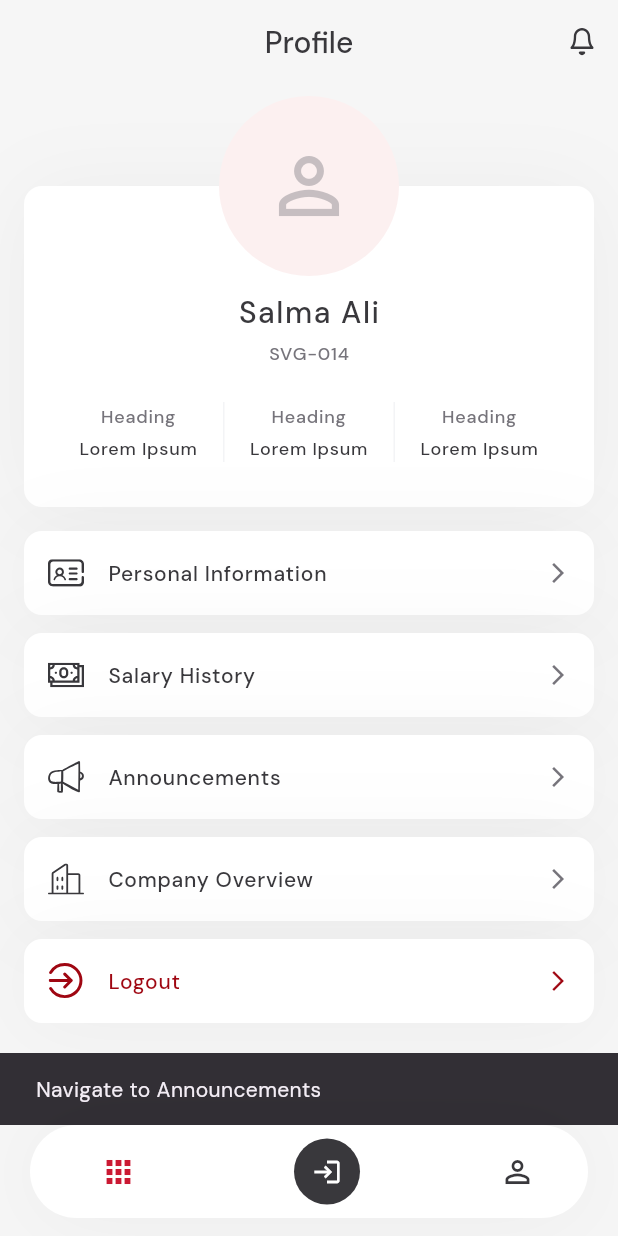
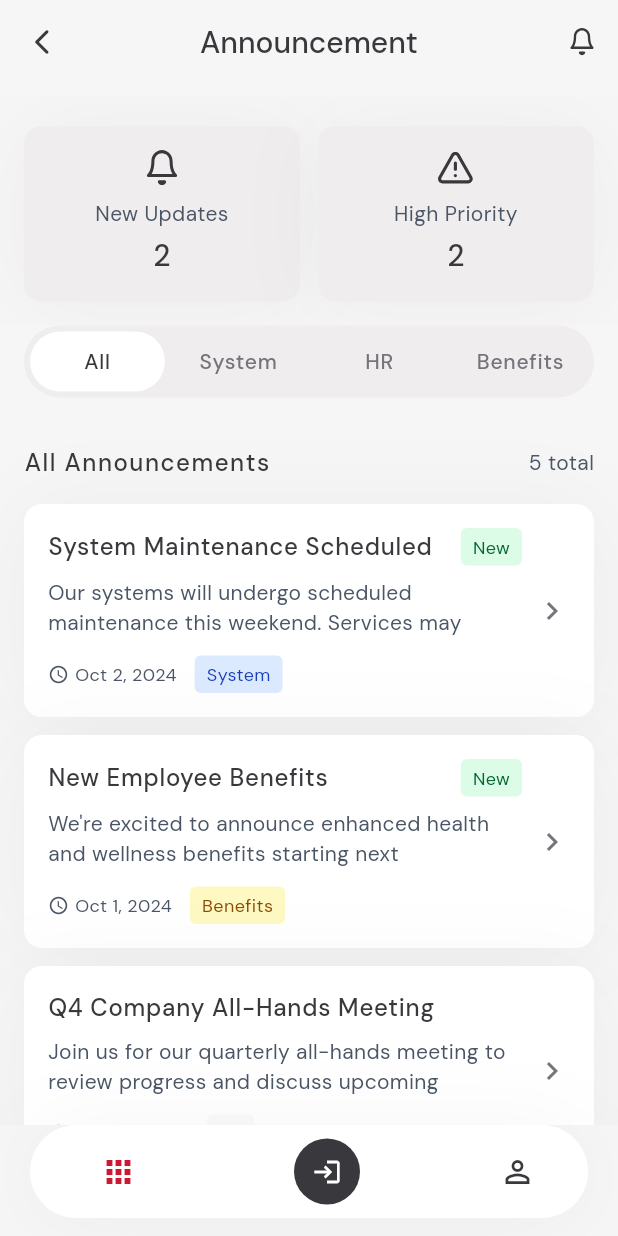
Before and after one commit to salma-al/smartvision-mobile-app, a Flutter app: the screen it shows after launch, item 3 of the bottom bar chosen, after a tap on "Announcements", on a phone screen of 412 x 824 dp. Run offline on Flutter 3.47's test engine with Material 3 defaults, Android fonts, the light colour scheme and no system bars; our stand-ins replace flutter_svg, google_fonts.

Commit message:
style(company): UI tweaks

```diff
--- a/lib/constants/app_constants.dart
+++ b/lib/constants/app_constants.dart
@@ -14,6 +14,7 @@ enum CompanyTheme {
 
 class AppColors {
   static const Color backgroundColor = Color(0xFFF6F6F6);
+  static const Color darkBackgroundColor = Color(0xFFEFEDED);
   static const Color darkText = Color(0xFF39383C);
   static const Color lightText = Color(0xFF76747B);
   static const Color white = Color(0xFFFFFFFF);
--- /dev/null
+++ b/lib/pages/announcements_page.dart
@@ -0,0 +1,371 @@
+import 'package:flutter/material.dart';
+import 'package:flutter_svg/flutter_svg.dart';
+import '../constants/app_constants.dart';
+import '../widgets/base_scaffold.dart';
+import '../widgets/secondary_app_bar.dart';
+import 'announcement_detail_page.dart';
+
+class AnnouncementsPage extends StatefulWidget {
+  const AnnouncementsPage({super.key});
+
+  @override
+  State<AnnouncementsPage> createState() => _AnnouncementsPageState();
+}
+
+class _AnnouncementsPageState extends State<AnnouncementsPage> {
+  String selectedTab = 'All';
+
+  final List<Map<String, dynamic>> announcements = [
+    {
+      'title': 'System Maintenance Scheduled',
+      'description': 'Our systems will undergo scheduled maintenance this weekend. Services may',
+      'date': 'Oct 2, 2024',
+      'tag': 'System',
+      'isNew': true,
+      'fullDescription': 'Our systems will undergo scheduled maintenance this weekend. Services may be temporarily unavailable. We apologize for any inconvenience this may cause. The maintenance window is scheduled for Saturday, October 2nd from 2:00 AM to 6:00 AM EST. During this time, you may experience intermittent service disruptions. All systems are expected to be fully operational by 7:00 AM EST.',
+      'attachment': {
+        'name': 'Maintenance_Schedule.pdf',
+        'type': 'PDF Document',
+      },
+    },
+    {
+      'title': 'New Employee Benefits',
+      'description': 'We\'re excited to announce enhanced health and wellness benefits starting next',
+      'date': 'Oct 1, 2024',
+      'tag': 'Benefits',
+      'isNew': true,
+      'fullDescription': 'We\'re excited to announce enhanced health and wellness benefits starting next month. These new benefits include improved healthcare coverage, mental health support, and wellness programs.',
+      'attachment': null,
+    },
+    {
+      'title': 'Q4 Company All-Hands Meeting',
+      'description': 'Join us for our quarterly all-hands meeting to review progress and discuss upcoming',
+      'date': 'Sep 28, 2024',
+      'tag': 'HR',
+      'isNew': false,
+      'fullDescription': 'Join us for our quarterly all-hands meeting to review progress and discuss upcoming initiatives for Q4.',
+      'attachment': null,
+    },
+    {
+      'title': 'Security Policy Updates',
+      'description': 'Important updates to our security policies and procedures. All employees must review and',
+      'date': 'Sep 25, 2024',
+      'tag': 'Security',
+      'isNew': false,
+      'fullDescription': 'Important updates to our security policies and procedures. All employees must review and acknowledge these changes.',
+      'attachment': null,
+    },
+    {
+      'title': 'Employee Recognition Program',
+      'description': 'Introducing our new peer-to-peer recognition program to celebrate outstanding',
+      'date': 'Sep 20, 2024',
+      'tag': 'HR',
+      'isNew': false,
+      'fullDescription': 'Introducing our new peer-to-peer recognition program to celebrate outstanding contributions and achievements.',
+      'attachment': null,
+    },
+  ];
+
+  List<Map<String, dynamic>> get filteredAnnouncements {
+    if (selectedTab == 'All') {
+      return announcements;
+    }
+    return announcements.where((a) => a['tag'] == selectedTab).toList();
+  }
+
+  int get newUpdatesCount =>
+      announcements.where((a) => a['isNew'] == true).length;
+
+  int get highPriorityCount => 2; // Mock data
+
+  @override
+  Widget build(BuildContext context) {
+    return BaseScaffold(
+      backgroundColor: AppColors.backgroundColor,
+      appBar: const SecondaryAppBar(
+        title: 'Announcement',
+        showBackButton: true,
+        notificationCount: 0,
+      ),
+      body: Column(
+        children: [
+          // Stats Section
+          Container(
+            color: AppColors.backgroundColor,
+            padding: const EdgeInsets.fromLTRB(16, 20, 16, 16),
+            child: Row(
+              children: [
+                Expanded(
+                  child: _buildStatCard(
+                    iconPath: 'assets/icons/bell.svg',
+                    label: 'New Updates',
+                    count: newUpdatesCount,
+                  ),
+                ),
+                const SizedBox(width: 12),
+                Expanded(
+                  child: _buildStatCard(
+                    iconPath: 'assets/icons/alert.svg',
+                    label: 'High Priority',
+                    count: highPriorityCount,
+                  ),
+                ),
+              ],
+            ),
+          ),
+
+          // Tabs Section
+          Container(
+            color: AppColors.backgroundColor,
+            padding: const EdgeInsets.fromLTRB(16, 0, 16, 16),
+            child: Container(
+              padding: const EdgeInsets.all(4),
+              decoration: BoxDecoration(
+                color: AppColors.darkBackgroundColor,
+                borderRadius: BorderRadius.circular(100),
+              ),
+              child: Row(
+                children: [
+                  _buildTabButton('All'),
+                  const SizedBox(width: 4),
+                  _buildTabButton('System'),
+                  const SizedBox(width: 4),
+                  _buildTabButton('HR'),
+                  const SizedBox(width: 4),
+                  _buildTabButton('Benefits'),
+                ],
+              ),
+            ),
+          ),
+
+          // List Section
+          Expanded(
+            child: Container(
+              color: AppColors.backgroundColor,
+              child: ListView(
+                padding: const EdgeInsets.all(16),
+                children: [
+                  Row(
+                    mainAxisAlignment: MainAxisAlignment.spaceBetween,
+                    children: [
+                      Text(
+                        'All Announcements',
+                        style: AppTypography.h4(),
+                      ),
+                      Text(
+                        '${filteredAnnouncements.length} total',
+                        style: AppTypography.helperText(),
+                      ),
+                    ],
+                  ),
+                  const SizedBox(height: 16),
+
+                  ...filteredAnnouncements.map((announcement) {
+                    return Padding(
+                      padding: const EdgeInsets.only(bottom: 12),
+                      child: _buildAnnouncementCard(announcement),
+                    );
+                  }).toList(),
+                ],
+              ),
+            ),
+          ),
+        ],
+      ),
+    );
+  }
+
+  Widget _buildStatCard({
+    required String iconPath,
+    required String label,
+    required int count,
+  }) {
+    return Container(
+      padding: const EdgeInsets.all(16),
+      decoration: BoxDecoration(
+        color: AppColors.darkBackgroundColor,
+        borderRadius: BorderRadius.circular(AppBorderRadius.radius12),
+        boxShadow: AppShadows.defaultShadow,
+      ),
+      child: Column(
+        children: [
+          SvgPicture.asset(
+            iconPath,
+            width: 24,
+            height: 24,
+            color: AppColors.darkText,
+          ),
+          const SizedBox(height: 8),
+          Text(
+            label,
+            style: AppTypography.helperText(),
+            textAlign: TextAlign.center,
+          ),
+          const SizedBox(height: 4),
+          Text(
+            '$count',
+            style: AppTypography.h3(),
+          ),
+        ],
+      ),
+    );
+  }
+
+  Widget _buildTabButton(String label) {
+    final isSelected = selectedTab == label;
+    return Expanded(
+      child: GestureDetector(
+        onTap: () {
+          setState(() {
+            selectedTab = label;
+          });
+        },
+        child: Container(
+          padding: const EdgeInsets.symmetric(vertical: 10),
+          decoration: BoxDecoration(
+            color: isSelected ? AppColors.white : Colors.transparent,
+            borderRadius: BorderRadius.circular(100),
+          ),
+          child: Text(
+            label,
+            style: AppTypography.p14(
+              color: isSelected ? AppColors.darkText : AppColors.greyText,
+            ),
+            textAlign: TextAlign.center,
+          ),
+        ),
+      ),
+    );
+  }
+
+  Widget _buildAnnouncementCard(Map<String, dynamic> announcement) {
+    return GestureDetector(
+      onTap: () {
+        Navigator.push(
+          context,
+          MaterialPageRoute(
+            builder: (context) => AnnouncementDetailPage(
+              announcement: announcement,
+            ),
+          ),
+        );
+      },
+      child: Container(
+        padding: const EdgeInsets.all(16),
+        decoration: BoxDecoration(
+          color: AppColors.white,
+          borderRadius: BorderRadius.circular(AppBorderRadius.radius12),
+          boxShadow: AppShadows.defaultShadow,
+        ),
+        child: Row(
+          children: [
+            Expanded(
+              child: Column(
+                crossAxisAlignment: CrossAxisAlignment.start,
+                children: [
+                  Row(
+                    children: [
+                      Expanded(
+                        child: Text(
+                          announcement['title'],
+                          style: AppTypography.p16(),
+                        ),
+                      ),
+                      if (announcement['isNew'])
+                        Container(
+                          margin: const EdgeInsets.only(left: 8),
+                          padding: const EdgeInsets.symmetric(
+                            horizontal: 8,
+                            vertical: 4,
+                          ),
+                          decoration: BoxDecoration(
+                            color: AppColors.lightGreen,
+                            borderRadius: BorderRadius.circular(4),
+                          ),
+                          child: Text(
+                            'New',
+                            style: AppTypography.helperTextSmall(
+                              color: AppColors.green,
+                            ),
+                          ),
+                        ),
+                    ],
+                  ),
+                  const SizedBox(height: 8),
+                  Text(
+                    announcement['description'],
+                    style: AppTypography.helperText(),
+                    maxLines: 2,
+                    overflow: TextOverflow.ellipsis,
+                  ),
+                  const SizedBox(height: 12),
+                  Row(
+                    children: [
+                      Icon(
+                        Icons.access_time,
+                        size: 14,
+                        color: AppColors.helperText,
+                      ),
+                      const SizedBox(width: 4),
+                      Text(
+                        announcement['date'],
+                        style: AppTypography.helperTextSmall(),
+                      ),
+                      const SizedBox(width: 12),
+                      _buildTagChip(announcement['tag']),
+                    ],
+                  ),
+                ],
+              ),
+            ),
+            const SizedBox(width: 8),
+            const Icon(
+              Icons.chevron_right,
+              color: AppColors.lightText,
+              size: 24,
+            ),
+          ],
+        ),
+      ),
+    );
+  }
+
+  Widget _buildTagChip(String tag) {
+    Color bgColor;
+    Color textColor;
+
+    switch (tag) {
+      case 'System':
+        bgColor = AppColors.lightBlue;
+        textColor = AppColors.blue;
+        break;
+      case 'Benefits':
+        bgColor = AppColors.lightYellow;
+        textColor = AppColors.yellow;
+        break;
+      case 'HR':
+        bgColor = AppColors.lightGrey;
+        textColor = AppColors.darkText;
+        break;
+      case 'Security':
+        bgColor = AppColors.lightRed;
+        textColor = AppColors.red;
+        break;
+      default:
+        bgColor = AppColors.lightGrey;
+        textColor = AppColors.darkText;
+    }
+
+    return Container(
+      padding: const EdgeInsets.symmetric(horizontal: 8, vertical: 4),
+      decoration: BoxDecoration(
+        color: bgColor,
+        borderRadius: BorderRadius.circular(4),
+      ),
+      child: Text(
+        tag,
+        style: AppTypography.helperTextSmall(color: textColor),
+      ),
+    );
+  }
+}
--- a/lib/pages/profile_page.dart
+++ b/lib/pages/profile_page.dart
@@ -5,6 +5,7 @@ import '../widgets/base_scaffold.dart';
 import '../widgets/secondary_app_bar.dart';
 import 'personal_information_page.dart';
 import 'company_overview_page.dart';
+import 'announcements_page.dart';
 
 class ProfilePage extends StatelessWidget {
   const ProfilePage({super.key});
@@ -137,9 +138,11 @@ class ProfilePage extends StatelessWidget {
                   iconPath: 'assets/icons/speaker.svg',
                   title: 'Announcements',
                   onTap: () {
-                    // Navigate to Announcements
-                    ScaffoldMessenger.of(context).showSnackBar(
-                      const SnackBar(content: Text('Navigate to Announcements')),
+                    Navigator.push(
+                      context,
+                      MaterialPageRoute(
+                        builder: (context) => const AnnouncementsPage(),
+                      ),
                     );
                   },
                 ),
```
Also changed, not shown: lib/pages/announcement_detail_page.dart (added, +186 -0 lines), lib/pages/company_overview_page.dart (+7 -7 lines), assets/icons/alert.svg (added).
